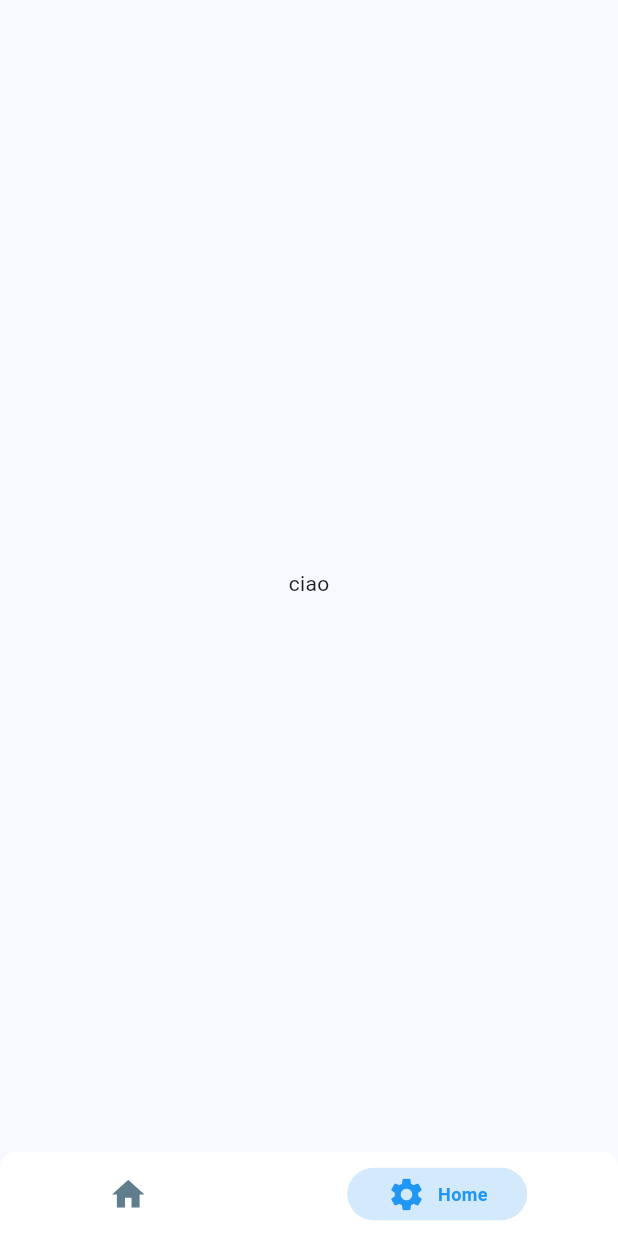
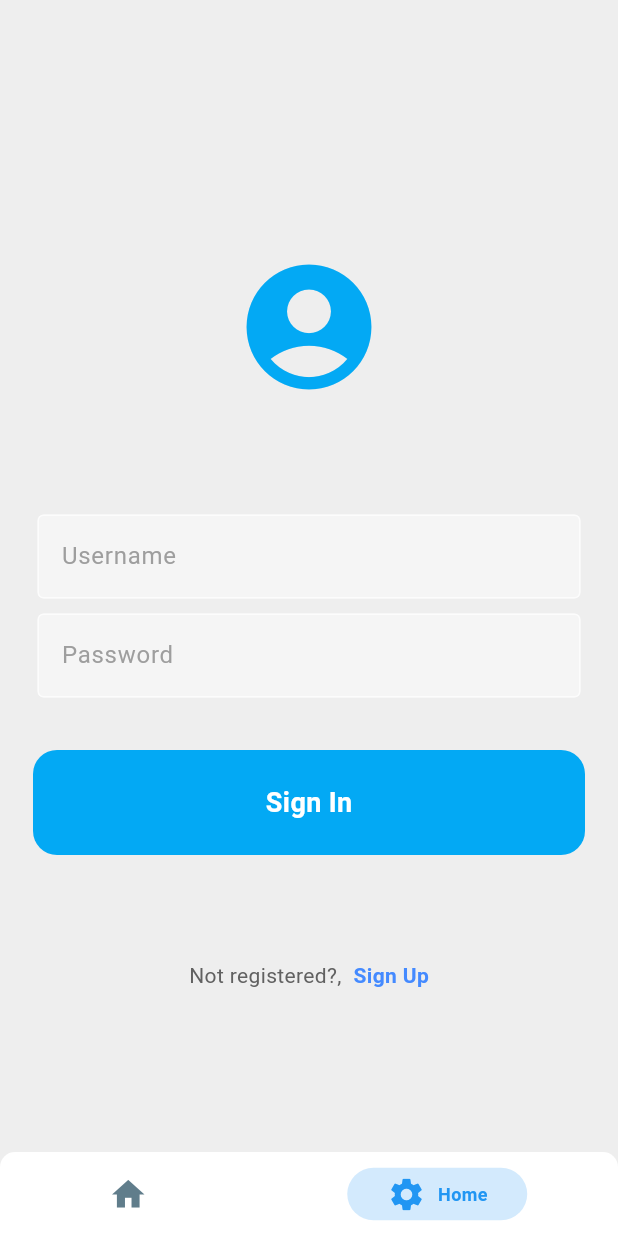
Before and after one commit to massimomecarelli/habit_connect_flutter, a Flutter app: the screen it shows after launch, item 2 of the bottom bar chosen, on a phone screen of 412 x 824 dp. Run offline on Flutter 3.47's test engine with Material 2 defaults, Android fonts, the phone set to English and light mode, and no system bars; drawn by our look-alikes of persistent_bottom_nav_bar; our stand-ins replace flutter_slidable, hive, hive_flutter; accounts and stored records are empty.

Commit message:
Pagina di login

```diff
--- /dev/null
+++ b/lib/login_page.dart
@@ -0,0 +1,86 @@
+import 'package:flutter/material.dart';
+import '../util/custom_button.dart';
+import 'package:habit_connect_flutter/util/my_textfield.dart';
+import '../util/square_tile.dart';
+
+class LoginPage extends StatelessWidget {
+  LoginPage({super.key});
+
+  // text editing controllers
+  final usernameController = TextEditingController();
+  final passwordController = TextEditingController();
+
+  // sign user in method
+  void signUserIn() {}
+
+  @override
+  Widget build(BuildContext context) {
+    return Scaffold(
+      backgroundColor: Colors.grey.shade200,
+      body: SafeArea(
+        child: Center(
+          child: Column(
+            mainAxisAlignment: MainAxisAlignment.center,
+            children: [
+              const SizedBox(height: 50),
+
+              // logo
+              const Icon(
+                Icons.account_circle,
+                size: 100,
+                color: Colors.lightBlue,
+              ),
+
+              const SizedBox(height: 75),
+
+              // username textfield
+              MyTextField(
+                controller: usernameController,
+                hintText: 'Username',
+                obscureText: false,
+              ),
+
+              const SizedBox(height: 10),
+
+              // password textfield
+              MyTextField(
+                controller: passwordController,
+                hintText: 'Password',
+                obscureText: true,
+              ),
+
+
+              const SizedBox(height: 35),
+
+              // sign in button
+              MyButton(
+                onTap: signUserIn,
+              ),
+
+              const SizedBox(height: 70),
+
+                  Row(
+                  mainAxisAlignment: MainAxisAlignment.center,
+                  children: [
+                    Text(
+                      'Not registered?, ',
+                      style: TextStyle(color: Colors.grey[700]),
+                    ),
+                    const SizedBox(width: 4),
+                    const Text(
+                      'Sign Up',
+                      style: TextStyle(
+                        color: Colors.blueAccent,
+                        fontWeight: FontWeight.bold,
+                      ),
+                    ),
+                    ],
+                  ),
+
+            ],
+          ),
+        ),
+      ),
+    );
+  }
+}
--- a/lib/main.dart
+++ b/lib/main.dart
@@ -1,4 +1,5 @@
 import 'package:flutter/material.dart';
+import 'package:habit_connect_flutter/login_page.dart';
 import 'package:hive/hive.dart';
 import 'package:hive_flutter/adapters.dart';
 import 'tasks.dart';
@@ -51,7 +52,8 @@ class BottomNavBar extends StatelessWidget {
     List<Widget> _buildScreens() {
       return [
         Tasks(),
-        Community(),
+       // Community(),
+        LoginPage(),
       ];
     }
     List<PersistentBottomNavBarItem> _navBarsItems() {
--- a/lib/tasks.dart
+++ b/lib/tasks.dart
@@ -83,14 +83,14 @@ class _TasksState extends State<Tasks> {
     });
     db.updateDataBase();
     ScaffoldMessenger.of(context)
-        .showSnackBar(SnackBar(content: Text('Task dismissed')));
+        .showSnackBar(SnackBar(content: Text('Task deleted')));
 
   }
 
   @override
   Widget build(BuildContext context) {
     return Scaffold(
-      backgroundColor: Colors.white,
+      backgroundColor: Colors.grey.shade100,
       appBar: AppBar(
         backgroundColor: Colors.blue[400],
         title: const Text('Tasks'),
@@ -158,6 +158,8 @@ class _TasksState extends State<Tasks> {
                     borderRadius: BorderRadius.circular(12),
                     ),
                   child: ListTile(
+                    // icona, proprietà del testo e background, cambiano a seconda
+                    // se il task è completato o meno
                     leading: Icon(db.tasksList[index][2]
                       ? Icons.check
                       : Icons.bookmark,
@@ -173,6 +175,7 @@ class _TasksState extends State<Tasks> {
                         : TextDecoration.none,
                       ),
                     ),
+                    // in fondo metto il counter dell'obiettivo
                     trailing: Text(
                       db.tasksList[index][1].toString(),
                       style: TextStyle(
--- a/lib/util/custom_button.dart
+++ b/lib/util/custom_button.dart
@@ -1,23 +1,32 @@
 import 'package:flutter/material.dart';
 
 class MyButton extends StatelessWidget {
-  final String text;
-  VoidCallback onPressed;
-  MyButton({
-    super.key,
-    required this.text,
-    required this.onPressed,
-  });
+  final Function()? onTap;
+
+  const MyButton({super.key, required this.onTap});
 
   @override
   Widget build(BuildContext context) {
-    return ElevatedButton(
-      style: ElevatedButton.styleFrom(
-          shape: StadiumBorder(),
-          backgroundColor: Colors.lightBlue
+    return GestureDetector(
+      onTap: onTap,
+      child: Container(
+        padding: const EdgeInsets.all(22),
+        margin: const EdgeInsets.symmetric(horizontal: 22),
+        decoration: BoxDecoration(
+          color: Colors.lightBlue,
+          borderRadius: BorderRadius.circular(16),
+        ),
+        child: const Center(
+          child: Text(
+            "Sign In",
+            style: TextStyle(
+              color: Colors.white,
+              fontWeight: FontWeight.bold,
+              fontSize: 18,
+            ),
+          ),
+        ),
       ),
-      onPressed: onPressed,
-      child: Text(text, style: TextStyle(color: Colors.white)),
     );
   }
 }
--- /dev/null
+++ b/lib/util/my_textfield.dart
@@ -0,0 +1,36 @@
+import 'package:flutter/material.dart';
+
+class MyTextField extends StatelessWidget {
+  final controller;
+  final String hintText;
+  final bool obscureText;
+
+  const MyTextField({
+    super.key,
+    required this.controller,
+    required this.hintText,
+    required this.obscureText,
+  });
+
+  @override
+  Widget build(BuildContext context) {
+    return Padding(
+      padding: const EdgeInsets.symmetric(horizontal: 25.0),
+      child: TextField(
+        controller: controller,
+        obscureText: obscureText,
+        decoration: InputDecoration(
+            enabledBorder: const OutlineInputBorder(
+              borderSide: BorderSide(color: Colors.white70),
+            ),
+            focusedBorder: OutlineInputBorder(
+              borderSide: BorderSide(color: Colors.lightBlue),
+            ),
+            fillColor: Colors.grey.shade100,
+            filled: true,
+            hintText: hintText,
+            hintStyle: TextStyle(color: Colors.grey[500])),
+      ),
+    );
+  }
+}
--- /dev/null
+++ b/lib/util/square_tile.dart
@@ -0,0 +1,25 @@
+import 'package:flutter/material.dart';
+
+class SquareTile extends StatelessWidget {
+  final String imagePath;
+  const SquareTile({
+    super.key,
+    required this.imagePath,
+  });
+
+  @override
+  Widget build(BuildContext context) {
+    return Container(
+      padding: EdgeInsets.all(20),
+      decoration: BoxDecoration(
+        border: Border.all(color: Colors.white),
+        borderRadius: BorderRadius.circular(16),
+        color: Colors.grey[200],
+      ),
+      child: Image.asset(
+        imagePath,
+        height: 40,
+      ),
+    );
+  }
+}
```
